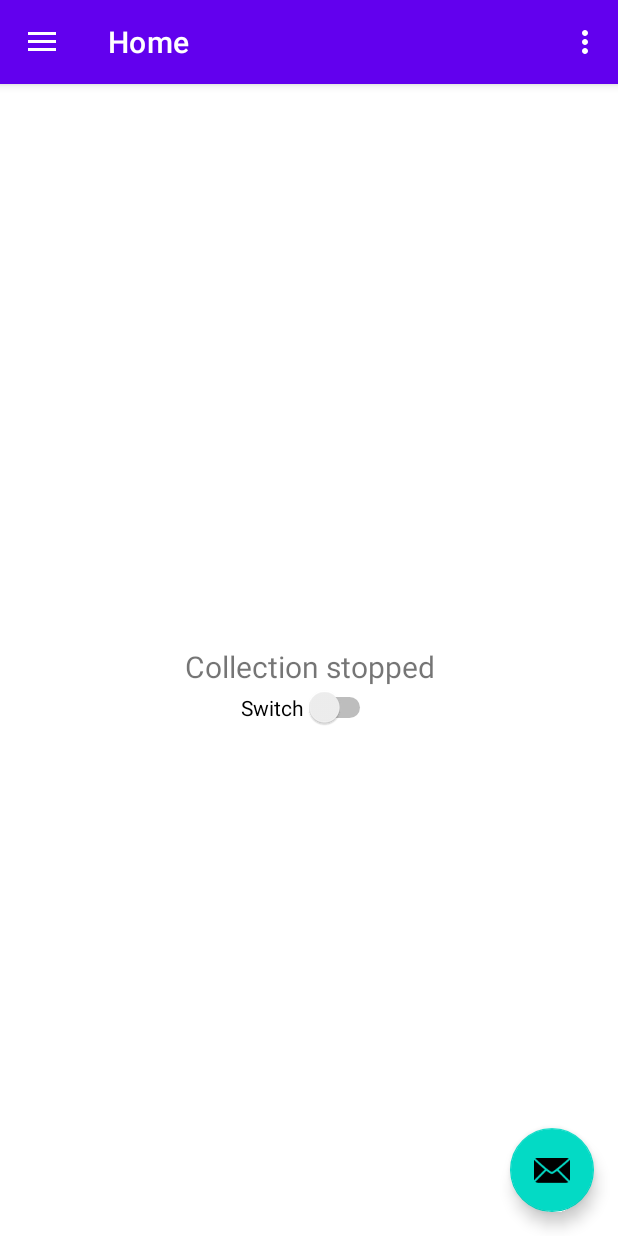
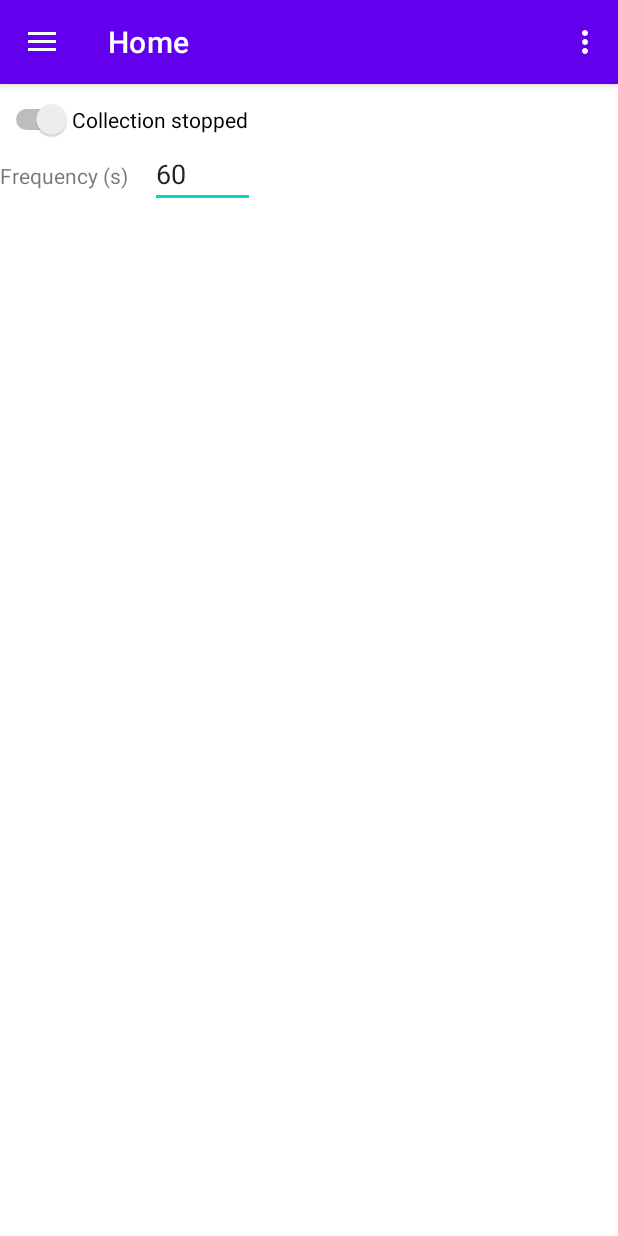
Before and after one commit to efibs/GeoApp, an Android app: the screen it shows after launch (MainActivity), on a phone screen of 412 x 824 dp. Run offline under Robolectric (Android 15) with nearby library versions, the phone set to English and light mode, and no system bars; our stand-ins replace data binding, navigation-ui.

Commit message:
Make foreground service controllable by UI

```diff
--- a/GeoAppAndroid/app/build.gradle.kts
+++ b/GeoAppAndroid/app/build.gradle.kts
@@ -58,4 +58,6 @@ dependencies {
     implementation(libs.androidx.databinding.runtime)
     kapt(libs.androidx.databinding.runtime)
     implementation(libs.kotlinx.serialization.json)
+    implementation(libs.androidx.room.runtime)
+    kapt(libs.androidx.room.compiler)
 }
--- a/GeoAppAndroid/app/src/main/java/de/fibs/geoappandroid/MainActivity.kt
+++ b/GeoAppAndroid/app/src/main/java/de/fibs/geoappandroid/MainActivity.kt
@@ -26,11 +26,6 @@ class MainActivity : AppCompatActivity() {
 
         setSupportActionBar(binding.appBarMain.toolbar)
 
-        binding.appBarMain.fab.setOnClickListener { view ->
-            Snackbar.make(view, "Replace with your own action", Snackbar.LENGTH_LONG)
-                .setAction("Action", null)
-                .setAnchorView(R.id.fab).show()
-        }
         val drawerLayout: DrawerLayout = binding.drawerLayout
         val navView: NavigationView = binding.navView
         val navController = findNavController(R.id.nav_host_fragment_content_main)
--- /dev/null
+++ b/GeoAppAndroid/app/src/main/java/de/fibs/geoappandroid/repo/DataRepository.kt
@@ -0,0 +1,32 @@
+package de.fibs.geoappandroid.repo
+
+import android.app.Application
+import androidx.lifecycle.LiveData
+import androidx.lifecycle.MutableLiveData
+
+class DataRepository private constructor() {
+    private val _collecting = MutableLiveData(false)
+    val collecting: LiveData<Boolean> = _collecting
+
+    fun setCollecting(coll: Boolean) {
+        _collecting.postValue(coll)
+    }
+
+    private val _frequency = MutableLiveData(60L)
+    val frequency: LiveData<Long> = _frequency
+
+    fun setFrequency(freq: Long) {
+        _frequency.postValue(freq)
+    }
+
+    companion object {
+        @Volatile
+        private var INSTANCE: DataRepository? = null
+
+        fun getInstance(): DataRepository {
+            return INSTANCE ?: synchronized(this) {
+                INSTANCE ?: DataRepository().also { INSTANCE = it }
+            }
+        }
+    }
+}
--- a/GeoAppAndroid/app/src/main/java/de/fibs/geoappandroid/service/LocationStepService.kt
+++ b/GeoAppAndroid/app/src/main/java/de/fibs/geoappandroid/service/LocationStepService.kt
@@ -7,43 +7,37 @@ import android.app.NotificationManager
 import android.app.Service
 import android.content.Context
 import android.content.Intent
-import android.content.pm.PackageManager
 import android.hardware.Sensor
 import android.hardware.SensorEvent
 import android.hardware.SensorEventListener
 import android.hardware.SensorManager
 import android.location.Location
-import android.location.LocationManager
-import android.location.LocationRequest
 import android.os.Handler
 import android.os.IBinder
 import android.os.Looper
 import android.util.Log
 import androidx.annotation.RequiresPermission
-import androidx.core.app.ActivityCompat
 import androidx.core.app.NotificationCompat
 import com.google.android.gms.location.FusedLocationProviderClient
-import com.google.android.gms.location.LocationCallback
-import com.google.android.gms.location.LocationResult
 import com.google.android.gms.location.LocationServices
 import com.google.android.gms.location.Priority
 import com.google.android.gms.tasks.CancellationTokenSource
 import de.fibs.geoappandroid.R
 import de.fibs.geoappandroid.models.Datapoint
+import de.fibs.geoappandroid.repo.DataRepository
 import kotlinx.coroutines.Dispatchers
 import kotlinx.coroutines.runBlocking
 import kotlinx.coroutines.withContext
 import kotlinx.serialization.encodeToString
 import kotlinx.serialization.json.Json
-import org.json.JSONObject
 import java.io.OutputStream
 import java.net.HttpURLConnection
 import java.net.URL
-import java.time.LocalDateTime
 import java.time.OffsetDateTime
 
 class LocationStepService : Service(), SensorEventListener {
 
+    private val repo = DataRepository.getInstance()
     private lateinit var fusedLocationClient: FusedLocationProviderClient
     private lateinit var sensorManager: SensorManager
     private var stepSensor: Sensor? = null
@@ -137,8 +131,10 @@ class LocationStepService : Service(), SensorEventListener {
         handler.postDelayed(object : Runnable {
             @RequiresPermission(allOf = [Manifest.permission.ACCESS_FINE_LOCATION, Manifest.permission.ACCESS_COARSE_LOCATION])
             override fun run() {
-                onUpdate()
-                handler.postDelayed(this, 60 * 1000) // Repeat every minute
+                if (repo.collecting.value == true) {
+                    onUpdate()
+                }
+                handler.postDelayed(this, (repo.frequency.value ?: 60) * 1000) // Repeat
             }
         }, 1000)
     }
--- a/GeoAppAndroid/app/src/main/java/de/fibs/geoappandroid/ui/home/HomeViewModel.kt
+++ b/GeoAppAndroid/app/src/main/java/de/fibs/geoappandroid/ui/home/HomeViewModel.kt
@@ -1,34 +1,39 @@
 package de.fibs.geoappandroid.ui.home
 
-import android.os.Handler
-import android.os.Looper
 import androidx.databinding.BaseObservable
 import androidx.databinding.Bindable
 import de.fibs.geoappandroid.BR
+import de.fibs.geoappandroid.repo.DataRepository
 
 
 class HomeViewModel : BaseObservable() {
 
+    private val repo = DataRepository.getInstance()
+
     @get:Bindable
-    val text: String
+    val collectingText: String
         get() {
-            val collecting = _collecting
+            val collecting = repo.collecting.value ?: false
             return if (collecting) "Collecting data" else "Collection stopped"
         }
 
-    private var _collecting = false
+    @get:Bindable
+    var collecting: Boolean
+        get() = repo.collecting.value ?: false
+        set(value) {
+            repo.setCollecting(value)
+            notifyPropertyChanged(BR.collectingText)
+            notifyPropertyChanged(BR.collecting)
+        }
 
     @get:Bindable
-    var collecting: Boolean
-        get() = _collecting
+    var frequency: String
+        get() = (repo.frequency.value ?: 60).toString()
         set(value) {
-            _collecting = value
-            notifyPropertyChanged(BR.text)
-            notifyPropertyChanged(BR.collecting)
-
-            val handler = Handler(Looper.getMainLooper())
-            handler.postDelayed({
-                collecting = !collecting
-            }, 2000L)
+            if (value.isEmpty()) {
+                return;
+            }
+            repo.setFrequency(value.toLong())
+            notifyPropertyChanged(BR.frequency)
         }
 }
--- a/GeoAppAndroid/app/src/main/res/layout/app_bar_main.xml
+++ b/GeoAppAndroid/app/src/main/res/layout/app_bar_main.xml
@@ -22,13 +22,5 @@
 
     <include layout="@layout/content_main" />
 
-    <com.google.android.material.floatingactionbutton.FloatingActionButton
-        android:id="@+id/fab"
-        android:layout_width="wrap_content"
-        android:layout_height="wrap_content"
-        android:layout_gravity="bottom|end"
-        android:layout_marginEnd="@dimen/fab_margin"
-        android:layout_marginBottom="16dp"
-        app:srcCompat="@android:drawable/ic_dialog_email" />
 
 </androidx.coordinatorlayout.widget.CoordinatorLayout>
--- a/GeoAppAndroid/app/src/main/res/layout/fragment_home.xml
+++ b/GeoAppAndroid/app/src/main/res/layout/fragment_home.xml
@@ -1,39 +1,63 @@
 <?xml version="1.0" encoding="utf-8"?>
-<layout xmlns:android="http://schemas.android.com/apk/res/android">
+<layout xmlns:tools="http://schemas.android.com/tools"
+    xmlns:app="http://schemas.android.com/apk/res-auto"
+    xmlns:android="http://schemas.android.com/apk/res/android">
     <data>
         <variable name="viewModel" type="de.fibs.geoappandroid.ui.home.HomeViewModel"/>
     </data>
+
     <androidx.constraintlayout.widget.ConstraintLayout
-        xmlns:app="http://schemas.android.com/apk/res-auto"
-        xmlns:tools="http://schemas.android.com/tools"
         android:layout_width="match_parent"
         android:layout_height="match_parent"
         tools:context=".ui.home.HomeFragment">
 
-        <TextView
-            android:id="@+id/text_home"
+        <LinearLayout
             android:layout_width="match_parent"
-            android:layout_height="wrap_content"
-            android:layout_marginStart="8dp"
-            android:layout_marginTop="8dp"
-            android:layout_marginEnd="8dp"
-            android:textAlignment="center"
-            android:textSize="20sp"
-            android:text="@{viewModel.text}"
-            app:layout_constraintBottom_toBottomOf="parent"
-            app:layout_constraintEnd_toEndOf="parent"
-            app:layout_constraintStart_toStartOf="parent"
-            app:layout_constraintTop_toTopOf="parent" />
+            android:layout_height="match_parent"
+            android:orientation="vertical"
+            tools:layout_editor_absoluteX="1dp"
+            tools:layout_editor_absoluteY="38dp">
 
             <Switch
                 android:id="@+id/switch2"
                 android:layout_width="wrap_content"
                 android:layout_height="wrap_content"
-            android:text="Switch"
+                android:layout_marginTop="10dp"
+                android:layoutDirection="rtl"
                 android:checked="@={viewModel.collecting}"
+                android:text="@{viewModel.collectingText}"
                 app:layout_constraintEnd_toEndOf="parent"
-            app:layout_constraintHorizontal_bias="0.498"
                 app:layout_constraintStart_toStartOf="parent"
-            app:layout_constraintTop_toBottomOf="@+id/text_home" />
+                app:layout_constraintTop_toTopOf="parent"
+                tools:ignore="UseSwitchCompatOrMaterialXml" />
+
+            <LinearLayout
+                android:layout_width="match_parent"
+                android:layout_height="wrap_content"
+                android:orientation="horizontal">
+
+                <TextView
+                    android:id="@+id/editTextText"
+                    android:layout_width="100dp"
+                    android:layout_height="wrap_content"
+                    android:ems="10"
+                    android:text="Frequency (s)"
+                    app:layout_constraintBottom_toBottomOf="parent"
+                    app:layout_constraintStart_toStartOf="parent" />
+
+                <EditText
+                    android:id="@+id/editTextNumber"
+                    android:layout_width="70dp"
+                    android:layout_height="wrap_content"
+                    android:ems="10"
+                    android:inputType="number"
+                    android:text="@={viewModel.frequency}"
+                    app:layout_constraintBottom_toBottomOf="parent"
+                    app:layout_constraintEnd_toEndOf="parent"
+                    app:layout_constraintStart_toEndOf="@+id/editTextText" />
+
+
+            </LinearLayout>
+        </LinearLayout>
     </androidx.constraintlayout.widget.ConstraintLayout>
 </layout>
--- a/GeoAppAndroid/gradle/libs.versions.toml
+++ b/GeoAppAndroid/gradle/libs.versions.toml
@@ -16,10 +16,13 @@ lifecycleViewmodelKtx = "2.8.7"
 navigationFragmentKtx = "2.8.9"
 navigationUiKtx = "2.8.9"
 playServicesLocation = "21.3.0"
+roomRuntime = "2.7.1"
 
 [libraries]
 androidx-core-ktx = { group = "androidx.core", name = "core-ktx", version.ref = "coreKtx" }
 androidx-databinding-runtime = { module = "androidx.databinding:databinding-runtime", version.ref = "databindingRuntime" }
+androidx-room-compiler = { module = "androidx.room:room-compiler", version.ref = "roomRuntime" }
+androidx-room-runtime = { module = "androidx.room:room-runtime", version.ref = "roomRuntime" }
 junit = { group = "junit", name = "junit", version.ref = "junit" }
 androidx-junit = { group = "androidx.test.ext", name = "junit", version.ref = "junitVersion" }
 androidx-espresso-core = { group = "androidx.test.espresso", name = "espresso-core", version.ref = "espressoCore" }
```
Lines whose indentation alone changed are shown as unchanged.
